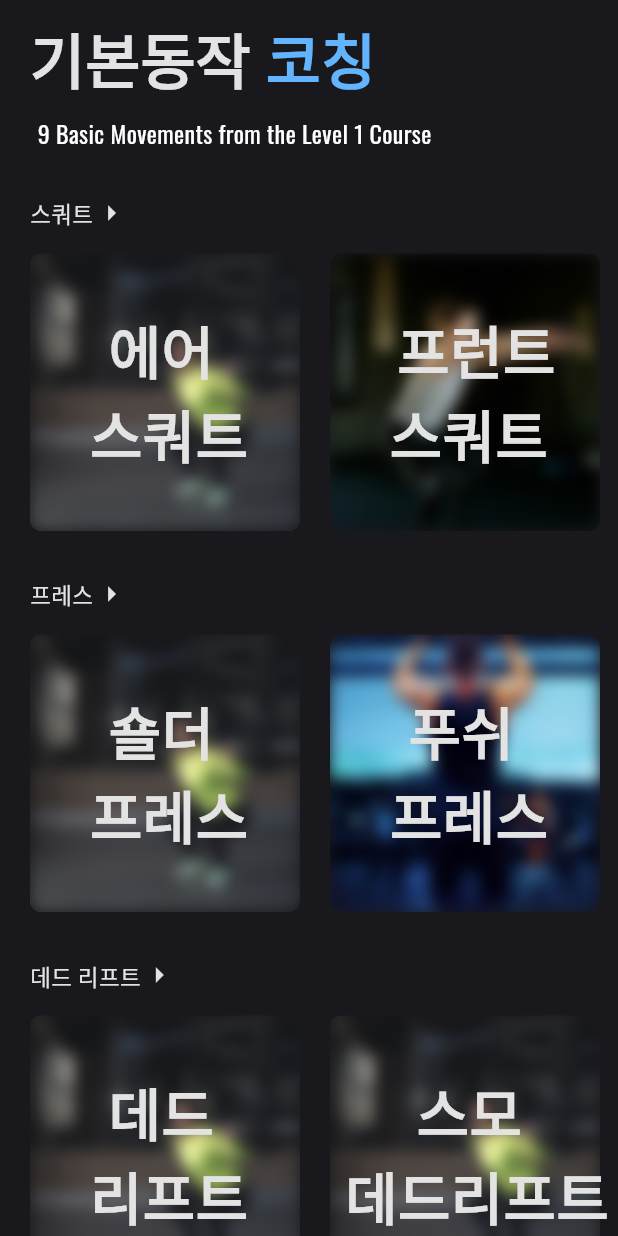
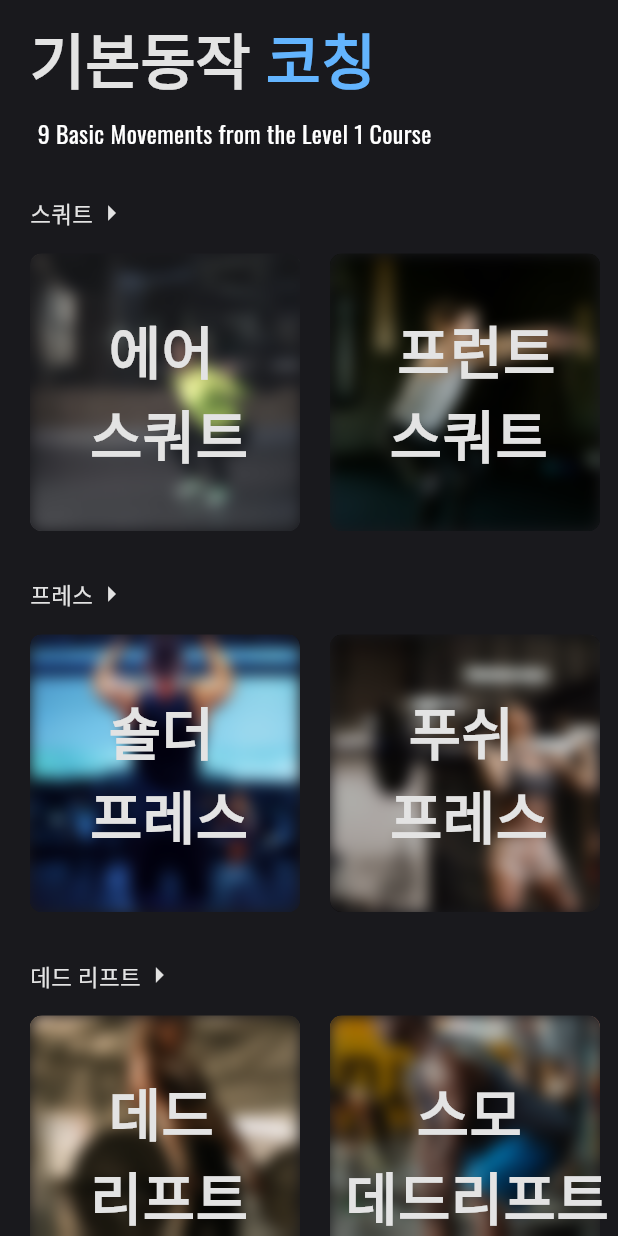
Before and after one commit to jhle0/google_cloud_project_crossfitApp, a Flutter app: the WorkoutCategoryScreen screen opened directly, on a phone screen of 412 x 824 dp. Run offline on Flutter 3.47's test engine with Material 3 defaults, Android fonts, the light colour scheme and no system bars; our stand-ins replace cloud_firestore, firebase_auth, firebase_core, firebase_storage, google_sign_in, image_picker; accounts and stored records are empty; Roboto replaces fonts that are missing (NotoSansKR).

Commit message:
사진 UI 변환

```diff
--- a/lib/main.dart
+++ b/lib/main.dart
@@ -1,93 +1,3 @@
-// import 'package:flutter/material.dart';
-// import 'package:google_cloud_project/screen/home_screen.dart';
-// import 'package:google_cloud_project/screen/wod_screen.dart';
-// import 'package:google_cloud_project/screen/workout_history_screen.dart';
-// import 'package:google_cloud_project/screen/workout_screen.dart';
-// import 'package:google_cloud_project/widget/app_bar_widget.dart';
-
-// void main() async {
-//   WidgetsFlutterBinding.ensureInitialized();
-//   runApp(const App());
-// }
-
-// class App extends StatelessWidget {
-//   const App({super.key});
-
-//   @override
-//   Widget build(BuildContext context) {
-//     return MaterialApp(
-//       theme: ThemeData(
-//         fontFamily: 'Oswald',
-//       ),
-//       home: const MainScreen(),
-//     );
-//   }
-// }
-
-// class MainScreen extends StatefulWidget {
-//   const MainScreen({super.key});
-
-//   @override
-//   MainScreenState createState() => MainScreenState();
-// }
-
-// class MainScreenState extends State<MainScreen> {
-//   int _selectedIndex = 0;
-
-//   static const List<Widget> _pages = <Widget>[
-//     HomeScreen(),
-//     WorkoutCategoryScreen(),
-//     WodScreen(),
-//     WorkoutHistoryScreen(),
-//   ];
-
-//   void _onItemTapped(int index) {
-//     setState(() {
-//       _selectedIndex = index;
-//     });
-//   }
-
-//   @override
-//   Widget build(BuildContext context) {
-//     return Scaffold(
-//       backgroundColor: Colors.transparent,
-//       appBar: const BaseAppBar(
-//         height: 100,
-//       ),
-//       body: _pages[_selectedIndex],
-//       bottomNavigationBar: Theme(
-//         data: Theme.of(context).copyWith(
-//           canvasColor: const Color.fromARGB(255, 23, 23, 27),
-//         ),
-//         child: BottomNavigationBar(
-//           items: const <BottomNavigationBarItem>[
-//             BottomNavigationBarItem(
-//               icon: Icon(Icons.home),
-//               label: '홈',
-//             ),
-//             BottomNavigationBarItem(
-//               icon: Icon(Icons.directions_run),
-//               label: '기본동작',
-//             ),
-//             BottomNavigationBarItem(
-//               icon: Icon(Icons.checklist),
-//               label: 'WOD',
-//             ),
-//             BottomNavigationBarItem(
-//               icon: Icon(Icons.bar_chart),
-//               label: '활동',
-//             ),
-//           ],
-//           currentIndex: _selectedIndex,
-//           selectedItemColor: const Color.fromARGB(255, 99, 180, 254),
-//           unselectedItemColor: Colors.white,
-//           onTap: _onItemTapped,
-//         ),
-//       ),
-//     );
-//   }
-// }
-
 import 'package:flutter/material.dart';
 import 'package:firebase_core/firebase_core.dart';
 import 'package:firebase_auth/firebase_auth.dart';
@@ -111,6 +21,7 @@ class App extends StatelessWidget {
   @override
   Widget build(BuildContext context) {
     return MaterialApp(
+      debugShowCheckedModeBanner: false,
       theme: ThemeData(
         fontFamily: 'Oswald',
       ),
--- a/lib/screen/workout_screen.dart
+++ b/lib/screen/workout_screen.dart
@@ -75,25 +75,25 @@ class WorkoutCategoryScreen extends StatelessWidget {
               const ExerciseCategory(
                 title: '프레스',
                 exercises: [
-                  {'name': '   숄더 \n    프레스', 'image': 'assets/back-squat.jpg'},
-                  {'name': '   푸쉬 \n    프레스', 'image': 'assets/pull-up.jpg'},
-                  {
-                    'name': '    저크 \n    프레스',
-                    'image': 'assets/back-squat.jpg'
-                  },
+                  {'name': '   숄더 \n    프레스', 'image': 'assets/pull-up.jpg'},
+                  {'name': '   푸쉬 \n    프레스', 'image': 'assets/pushpress.jpg'},
+                  {'name': '    저크 \n    프레스', 'image': 'assets/jerkpress.jpg'},
                 ],
               ),
               const ExerciseCategory(
                 title: '데드 리프트',
                 exercises: [
-                  {'name': '   데드\n    리프트', 'image': 'assets/back-squat.jpg'},
-                  {'name': '스모 \n 데드리프트', 'image': 'assets/back-squat.jpg'},
+                  {'name': '   데드\n    리프트', 'image': 'assets/deadlift.jpg'},
+                  {
+                    'name': '스모 \n 데드리프트',
+                    'image': 'assets/kettlebell-squat.jpg'
+                  },
                 ],
               ),
               const ExerciseCategory(
                 title: '클린',
                 exercises: [
-                  {'name': '  메디신볼 \n클린', 'image': 'assets/back-squat.jpg'},
+                  {'name': '  메디신볼 \n클린', 'image': 'assets/medicineball.jpg'},
                 ],
               ),
             ],
--- a/pubspec.yaml
+++ b/pubspec.yaml
@@ -84,6 +84,12 @@ flutter:
     - assets/airsquat-ex.png
     - assets/crossfit_challenge.jpeg
     - assets/google_logo.png
+    - assets/deadlift.jpg
+    - assets/jerkpress.jpg
+    - assets/medicineball.jpg
+    - assets/overhead_squat.jpg
+    - assets/pushpress.jpg
+    - assets/shoulderpress.jpg
 
 
   #   - images/a_dot_ham.jpeg
```
Also changed, not shown: assets/deadlift.jpg (added), assets/jerkpress.jpg (added), assets/medicineball.jpg (added), assets/overhead_squat.jpg (added), assets/pushpress.jpg (added), assets/shoulderpress.jpg (added), 2 other files.
